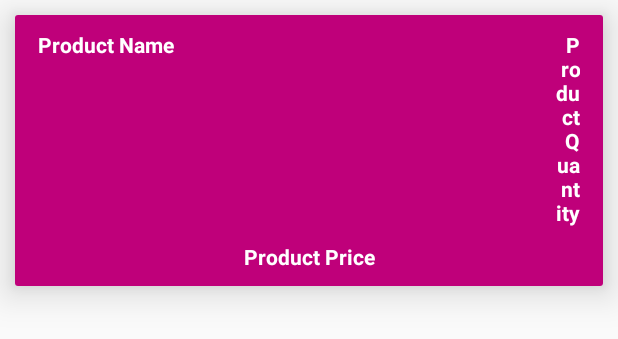
After one commit to lilianjerikamau/BetterBuy, an Android app: the layout cart_items_layout.xml on its own in the app's theme, with its tools: preview values and no code run, on a phone screen of 412 x 824 dp. The commit adds this screen. Shown: the top 339 px of the screen. Run offline under Robolectric (Android 15) with nearby library versions, the phone set to English and light mode, and no system bars.

Commit message:
cart activity

```diff
--- /dev/null
+++ b/app/src/main/res/layout/cart_items_layout.xml
@@ -0,0 +1,52 @@
+<?xml version="1.0" encoding="utf-8"?>
+<androidx.cardview.widget.CardView xmlns:android="http://schemas.android.com/apk/res/android"
+    android:layout_width="match_parent"
+    xmlns:app="http://schemas.android.com/apk/res-auto"
+    android:layout_margin="10dp"
+    android:layout_height="wrap_content"
+    app:cardElevation="15dp">
+
+    <RelativeLayout
+        android:layout_width="match_parent"
+        android:layout_height="match_parent"
+        android:background="@color/colorPrimaryDark"
+        android:padding="10dp">
+
+        <TextView
+            android:id="@+id/cart_product_name"
+            android:layout_width="169dp"
+            android:layout_height="106dp"
+            android:layout_marginLeft="5dp"
+            android:text="Product Name"
+            android:textColor="@android:color/white"
+            android:textSize="14dp"
+            android:textStyle="bold" />
+
+        <TextView
+            android:id="@+id/cart_product_quantity"
+            android:layout_width="16dp"
+            android:layout_height="wrap_content"
+            android:layout_marginLeft="5dp"
+            android:layout_marginRight="5dp"
+            android:layout_alignParentEnd="true"
+            android:text="Product Quantity"
+            android:textAlignment="viewEnd"
+            android:textColor="@android:color/white"
+            android:textSize="14dp"
+            android:textStyle="bold" />
+
+        <TextView
+            android:id="@+id/cart_product_price"
+            android:layout_width="match_parent"
+            android:layout_height="wrap_content"
+            android:layout_below="@+id/cart_product_quantity"
+            android:layout_marginTop="10dp"
+            android:gravity="center"
+            android:text="Product Price"
+            android:textColor="@android:color/white"
+            android:textSize="14dp"
+            android:textStyle="bold" />
+    </RelativeLayout>
+
+
+</androidx.cardview.widget.CardView>
```
Also changed, not shown: app/src/main/AndroidManifest.xml (+10 -5 lines), app/src/main/java/Model/Cart.java (added, +58 -0 lines), app/src/main/java/ViewHolder/CartViewHolder.java (added, +35 -0 lines), app/src/main/java/com/example/betterbuy/CartActivity.java (added, +77 -0 lines), app/src/main/java/com/example/betterbuy/FirstFragment.java (added, +47 -0 lines), app/src/main/java/com/example/betterbuy/HomeActivity.java (+6 -5 lines), app/src/main/java/com/example/betterbuy/SecondFragment.java (added, +47 -0 lines), app/src/main/res/layout/activity_cart.xml (added, +46 -0 lines), app/src/main/res/layout/activity_setting.xml (+53 -10 lines), app/src/main/res/layout/content_cart.xml (added, +19 -0 lines), app/src/main/res/layout/fragment_first.xml (added, +28 -0 lines), app/src/main/res/layout/fragment_second.xml (added, +27 -0 lines), app/src/main/res/navigation/nav_graph.xml (added, +28 -0 lines), app/src/main/res/values/strings.xml (+9 -0 lines).
